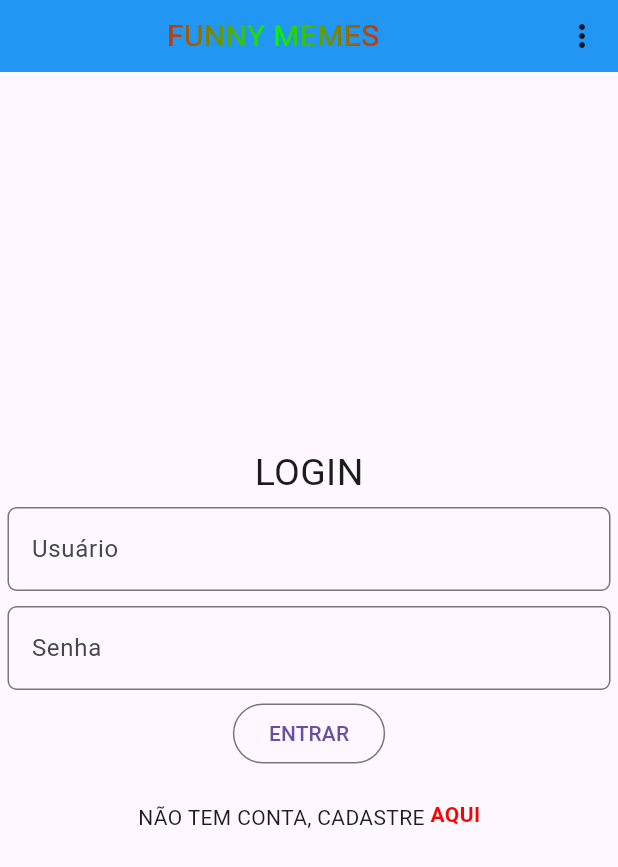
After one commit to flaviogui/MineProjectFlutter, a Flutter app: the screen it shows after launch, after a tap on "dev", on a phone screen of 412 x 824 dp. The commit adds this screen. Shown: the top 867 px of the screen. Run offline on Flutter 3.47's test engine with Material 3 defaults, Android fonts, the phone set to English and light mode, and no system bars; drawn by our look-alikes of flutter_animate; our stand-ins replace permission_handler; missing offline and left inert: image_downloader, image_downloader_web; network calls fail.

Commit message:
Adicionando tela login

```diff
--- a/funny_memes/lib/home.dart
+++ b/funny_memes/lib/home.dart
@@ -23,12 +23,15 @@ class Home extends StatelessWidget {
             width: 200,
             child: GestureDetector(
               child: Hero(
+                tag: "assd",
                 child: Image.asset("assets/ui.jpeg"),
-                tag: "assd",
               ),
               onTap: () => Navigator.pushNamed(context, "/sobre"),
             ),
-          )
+          ),
+          TextButton(
+              onPressed: (() => Navigator.pushNamed(context, '/login')),
+              child: Text("dev"))
         ]),
         backgroundColor: const Color(0xffffffff));
   }
--- /dev/null
+++ b/funny_memes/lib/login.dart
@@ -0,0 +1,55 @@
+import 'package:flutter/material.dart';
+import 'package:funny_memes/components/bar.dart';
+import "package:funny_memes/components/logoname.dart";
+import 'components/mytextfield.dart';
+import 'package:url_launcher/url_launcher.dart';
+
+class Login extends StatefulWidget {
+  const Login({super.key});
+
+  @override
+  State<Login> createState() => LoginState();
+}
+
+class LoginState extends State<Login> {
+  @override
+  Widget build(BuildContext context) {
+    Uri urlApi = Uri.parse("https://imgflip.com/");
+    return Scaffold(
+      appBar: const MyBar(
+        home: false,
+      ),
+      body: Column(
+        mainAxisAlignment: MainAxisAlignment.center,
+        children: [
+          const Text(
+            "LOGIN",
+            style: TextStyle(fontSize: 25),
+          ),
+          const MyTextField(
+            hint: "Usuário",
+          ),
+          const MyTextField(hint: "Senha"),
+          OutlinedButton(
+            onPressed: () => 1,
+            child: Text("ENTRAR"),
+          ),
+          Padding(
+              padding: const EdgeInsets.all(20),
+              child: Text.rich(TextSpan(children: [
+                const TextSpan(text: 'NÃO TEM CONTA, CADASTRE '),
+                WidgetSpan(
+                    child: GestureDetector(
+                  child: const Text(
+                    "AQUI",
+                    style: TextStyle(
+                        color: Color(0xffff0000), fontWeight: FontWeight.bold),
+                  ),
+                  onTap: () => launchUrl(urlApi),
+                ))
+              ]))),
+        ],
+      ),
+    );
+  }
+}
--- a/funny_memes/lib/routes.dart
+++ b/funny_memes/lib/routes.dart
@@ -2,10 +2,12 @@ import "home.dart";
 import "edit.dart";
 import "selection.dart";
 import "sobre.dart";
+import "login.dart";
 
 final routes = {
   "/": (context) => const Home(),
   "/selection": (context) => const Selection(),
   "/edit": (context) => const Edit(),
-  "/sobre": (context) => const Sobre()
+  "/sobre": (context) => const Sobre(),
+  "/login": (context) => const Login()
 };
--- a/funny_memes/lib/sobre.dart
+++ b/funny_memes/lib/sobre.dart
@@ -11,7 +11,9 @@ class Sobre extends StatelessWidget {
   @override
   Widget build(BuildContext context) {
     return Scaffold(
-      appBar: const MyBar(),
+      appBar: const MyBar(
+        home: false,
+      ),
       body: Column(children: [
         const Center(
           child: LogoName(
```
